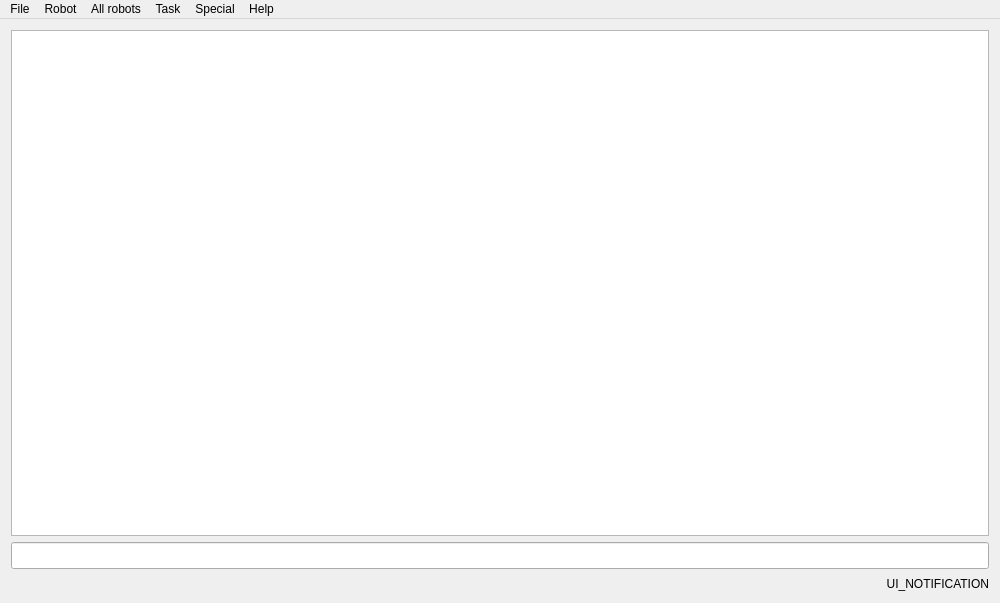
ptroja/mrrocpp, file src/ui-qt-yoyek/mainwindow.ui: the form before one commit.
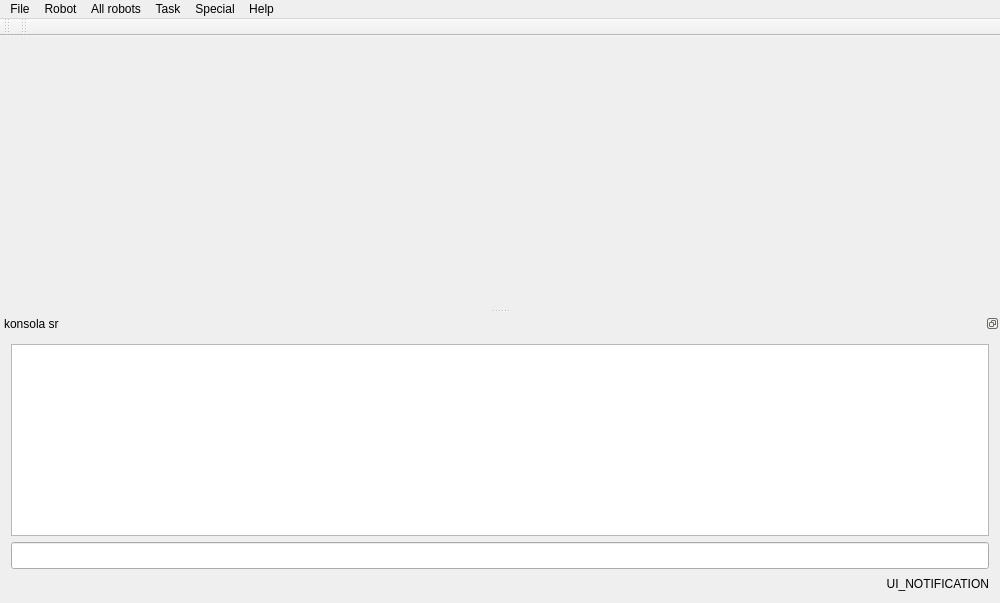
The form after the commit.

Commit message: sr console add to qdockwidget

```diff
--- a/src/ui-qt-yoyek/mainwindow.ui
+++ b/src/ui-qt-yoyek/mainwindow.ui
@@ -19,52 +19,7 @@
   <property name="windowTitle">
    <string>MRROC++; The best robotic framework ever ...</string>
   </property>
-  <widget class="QWidget" name="centralWidget">
-   <layout class="QGridLayout" name="gridLayout">
-    <item row="0" column="0">
-     <widget class="QPlainTextEdit" name="plainTextEdit_sr">
-      <property name="minimumSize">
-       <size>
-        <width>200</width>
-        <height>100</height>
-       </size>
-      </property>
-      <property name="font">
-       <font>
-        <family>Monospace</family>
-        <pointsize>9</pointsize>
-       </font>
-      </property>
-     </widget>
-    </item>
-    <item row="1" column="0">
-     <widget class="QLineEdit" name="Position_lineEdit">
-      <property name="minimumSize">
-       <size>
-        <width>200</width>
-        <height>27</height>
-       </size>
-      </property>
-     </widget>
-    </item>
-    <item row="2" column="0">
-     <widget class="QLabel" name="notification_label">
-      <property name="minimumSize">
-       <size>
-        <width>200</width>
-        <height>17</height>
-       </size>
-      </property>
-      <property name="text">
-       <string>UI_NOTIFICATION</string>
-      </property>
-      <property name="alignment">
-       <set>Qt::AlignRight|Qt::AlignTrailing|Qt::AlignVCenter</set>
-      </property>
-     </widget>
-    </item>
-   </layout>
-  </widget>
+  <widget class="QWidget" name="centralWidget"/>
   <widget class="QMenuBar" name="menuBar">
    <property name="geometry">
     <rect>
@@ -256,6 +211,91 @@
    <addaction name="menuSpecial"/>
    <addaction name="menuHelp"/>
   </widget>
+  <widget class="QDockWidget" name="sr_dockWidget">
+   <property name="contextMenuPolicy">
+    <enum>Qt::NoContextMenu</enum>
+   </property>
+   <property name="floating">
+    <bool>false</bool>
+   </property>
+   <property name="features">
+    <set>QDockWidget::DockWidgetFloatable|QDockWidget::DockWidgetMovable</set>
+   </property>
+   <property name="windowTitle">
+    <string>konsola sr</string>
+   </property>
+   <attribute name="dockWidgetArea">
+    <number>8</number>
+   </attribute>
+   <widget class="QWidget" name="dockWidgetContents">
+    <layout class="QVBoxLayout" name="verticalLayout">
+     <item>
+      <widget class="QPlainTextEdit" name="plainTextEdit_sr">
+       <property name="minimumSize">
+        <size>
+         <width>200</width>
+         <height>100</height>
+        </size>
+       </property>
+       <property name="font">
+        <font>
+         <family>Monospace</family>
+         <pointsize>9</pointsize>
+        </font>
+       </property>
+      </widget>
+     </item>
+     <item>
+      <widget class="QLineEdit" name="Position_lineEdit">
+       <property name="minimumSize">
+        <size>
+         <width>200</width>
+         <height>27</height>
+        </size>
+       </property>
+      </widget>
+     </item>
+     <item>
+      <widget class="QLabel" name="notification_label">
+       <property name="minimumSize">
+        <size>
+         <width>200</width>
+         <height>17</height>
+        </size>
+       </property>
+       <property name="text">
+        <string>UI_NOTIFICATION</string>
+       </property>
+       <property name="alignment">
+        <set>Qt::AlignRight|Qt::AlignTrailing|Qt::AlignVCenter</set>
+       </property>
+      </widget>
+     </item>
+    </layout>
+   </widget>
+  </widget>
+  <widget class="QToolBar" name="toolBar">
+   <property name="windowTitle">
+    <string>toolBar</string>
+   </property>
+   <attribute name="toolBarArea">
+    <enum>TopToolBarArea</enum>
+   </attribute>
+   <attribute name="toolBarBreak">
+    <bool>false</bool>
+   </attribute>
+  </widget>
+  <widget class="QToolBar" name="toolBar_2">
+   <property name="windowTitle">
+    <string>toolBar_2</string>
+   </property>
+   <attribute name="toolBarArea">
+    <enum>TopToolBarArea</enum>
+   </attribute>
+   <attribute name="toolBarBreak">
+    <bool>false</bool>
+   </attribute>
+  </widget>
   <action name="actionspkm_EDP_Load">
    <property name="text">
     <string>EDP Load</string>
```
